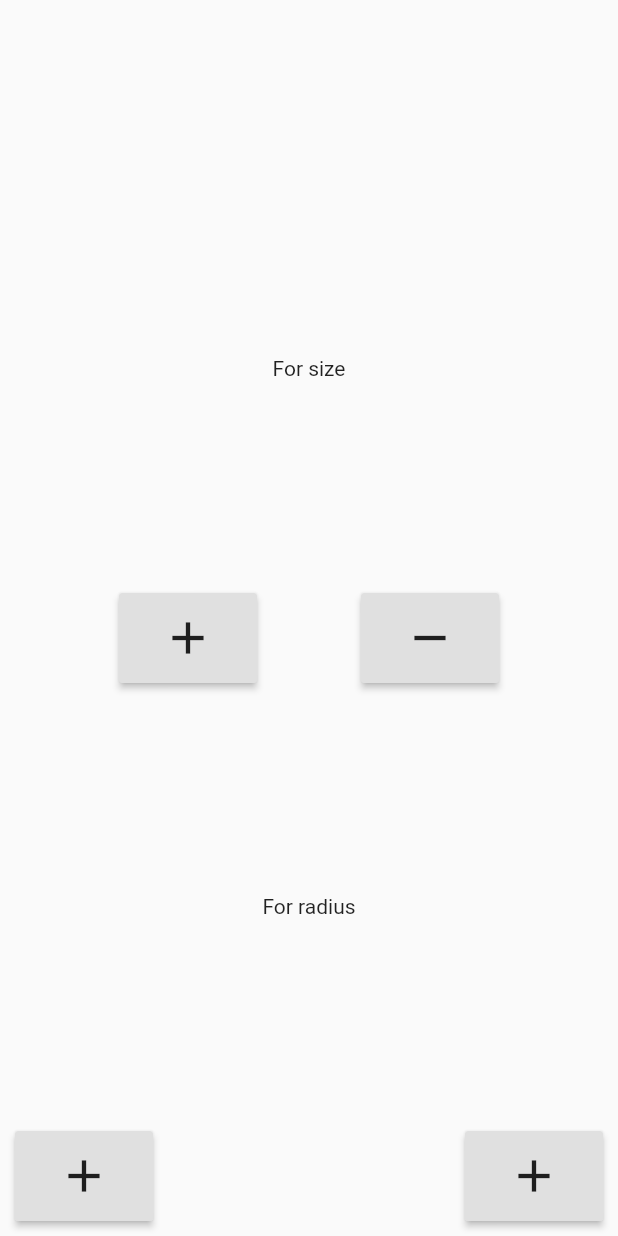
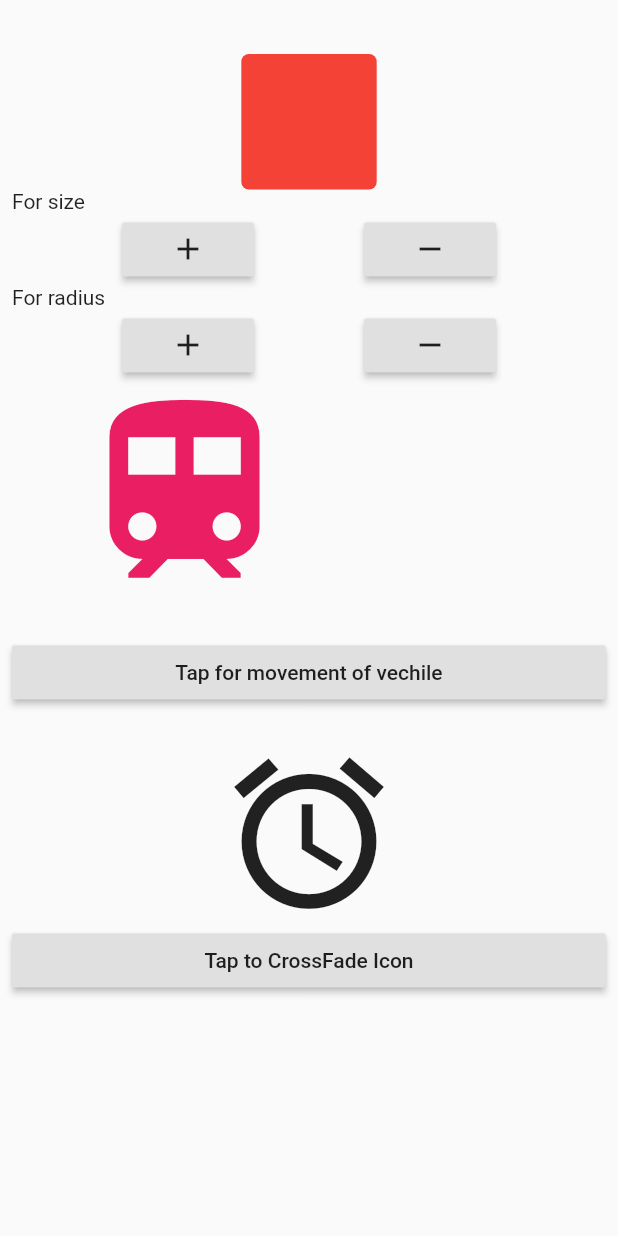
Before and after one commit to sabil62/rive, a Flutter app: the InBuildAnimation screen opened directly, after a tap on the "add" icon, on a phone screen of 412 x 824 dp. Run offline on Flutter 3.47's test engine with Material 2 defaults, Android fonts, the phone set to English and light mode, and no system bars; our stand-ins replace simple_animations.

Commit message:
all animation completed

```diff
--- a/apple/lib/main.dart
+++ b/apple/lib/main.dart
@@ -145,7 +145,7 @@ class _MyHomePageState extends State<MyHomePage> {
               leading: Icon(
                 Icons.time_to_leave,
                 size: 34,
-                color: Colors.yellow,
+                color: Colors.brown,
               ),
               title: Text('In Build Animation'),
               onTap: () {
--- a/apple/lib/repeat/animation/inbuildAnimation.dart
+++ b/apple/lib/repeat/animation/inbuildAnimation.dart
@@ -9,20 +9,27 @@ class _InBuildAnimationState extends State<InBuildAnimation> {
   double height = 80;
   double width = 80;
   double radius = 5;
+  double distance = 40;
+  bool first = true;
   @override
   Widget build(BuildContext context) {
-    return Padding(
-      padding: const EdgeInsets.all(10.0),
-      child: Column(
-        mainAxisAlignment: MainAxisAlignment.spaceBetween,
+    return Scaffold(
+      body: Padding(
+        padding: const EdgeInsets.fromLTRB(8, 36, 8, 8),
+        child: ListView(
+          children: [
+            Column(
               children: [
                 AnimatedContainer(
                   duration: Duration(milliseconds: 1400),
-            curve: Curves.bounceIn,
+                  curve: Curves.easeInCubic,
                   height: height,
                   width: width,
-            decoration:
-                BoxDecoration(borderRadius: BorderRadius.circular(radius)),
+                  decoration: BoxDecoration(
+                      borderRadius: BorderRadius.circular(radius),
+                      color: Colors.red),
+                ),
+              ],
             ),
             Text("For size"),
             Row(
@@ -31,30 +38,28 @@ class _InBuildAnimationState extends State<InBuildAnimation> {
                 RaisedButton(
                   onPressed: () {
                     setState(() {
-                    height = height + 10;
-                    width = width + 10;
+                      height = height + 20;
+                      width = width + 20;
                     });
                   },
                   child: Padding(
-                  padding: const EdgeInsets.all(12.0),
+                    padding: const EdgeInsets.all(6.0),
                     child: Icon(
                       Icons.add,
-                    size: 36,
                     ),
                   ),
                 ),
                 RaisedButton(
                   onPressed: () {
                     this.setState(() {
-                    height = height - 10;
-                    width = width - 10;
+                      height = height - 20;
+                      width = width - 20;
                     });
                   },
                   child: Padding(
-                  padding: const EdgeInsets.all(12.0),
+                    padding: const EdgeInsets.all(6.0),
                     child: Icon(
                       Icons.remove,
-                    size: 36,
                     ),
                   ),
                 )
@@ -62,19 +67,18 @@ class _InBuildAnimationState extends State<InBuildAnimation> {
             ),
             Text("For radius"),
             Row(
-            mainAxisAlignment: MainAxisAlignment.spaceBetween,
+              mainAxisAlignment: MainAxisAlignment.spaceEvenly,
               children: [
                 RaisedButton(
                   onPressed: () {
                     setState(() {
-                    radius = radius + 24;
+                      radius = radius + 34;
                     });
                   },
                   child: Padding(
-                  padding: const EdgeInsets.all(12.0),
+                    padding: const EdgeInsets.all(6.0),
                     child: Icon(
                       Icons.add,
-                    size: 36,
                     ),
                   ),
                 ),
@@ -85,16 +89,81 @@ class _InBuildAnimationState extends State<InBuildAnimation> {
                     });
                   },
                   child: Padding(
-                  padding: const EdgeInsets.all(12.0),
+                    padding: const EdgeInsets.all(6.0),
                     child: Icon(
-                    Icons.add,
-                    size: 36,
+                      Icons.remove,
                     ),
                   ),
                 )
               ],
+            ),
+            Row(
+              children: [
+                Container(
+                  height: 170,
+                  width: 370,
+                  child: Stack(
+                    children: [
+                      AnimatedPositioned(
+                        child: Icon(
+                          Icons.train,
+                          color: Colors.pink,
+                          size: 150,
+                        ),
+                        duration: Duration(milliseconds: 1300),
+                        left: distance,
+                      ),
+                    ],
+                  ),
+                ),
+              ],
+            ),
+            RaisedButton(
+              onPressed: () {
+                setState(() {
+                  distance = distance < 350 ? distance + 50 : 50;
+                });
+              },
+              child: Text("Tap for movement of vechile"),
+            ),
+            SizedBox(
+              height: 24,
+            ),
+            Row(
+              mainAxisAlignment: MainAxisAlignment.center,
+              children: [
+                AnimatedCrossFade(
+                  crossFadeState: first
+                      ? CrossFadeState.showFirst
+                      : CrossFadeState.showSecond,
+                  duration: Duration(milliseconds: 1100),
+                  firstChild: Container(
+                    child: Icon(
+                      Icons.access_alarms_sharp,
+                      size: 120,
+                    ),
+                  ),
+                  secondChild: Container(
+                    child: Icon(
+                      Icons.dialer_sip,
+                      size: 120,
+                    ),
+                  ),
+                ),
+              ],
+            ),
+            RaisedButton(
+              onPressed: () {
+                this.setState(() {
+                  first = !first;
+                });
+              },
+              child: Padding(
+                  padding: const EdgeInsets.all(6.0),
+                  child: Text("Tap to CrossFade Icon")),
             )
           ],
+        ),
       ),
     );
   }
```
Lines whose indentation alone changed are shown as unchanged.
